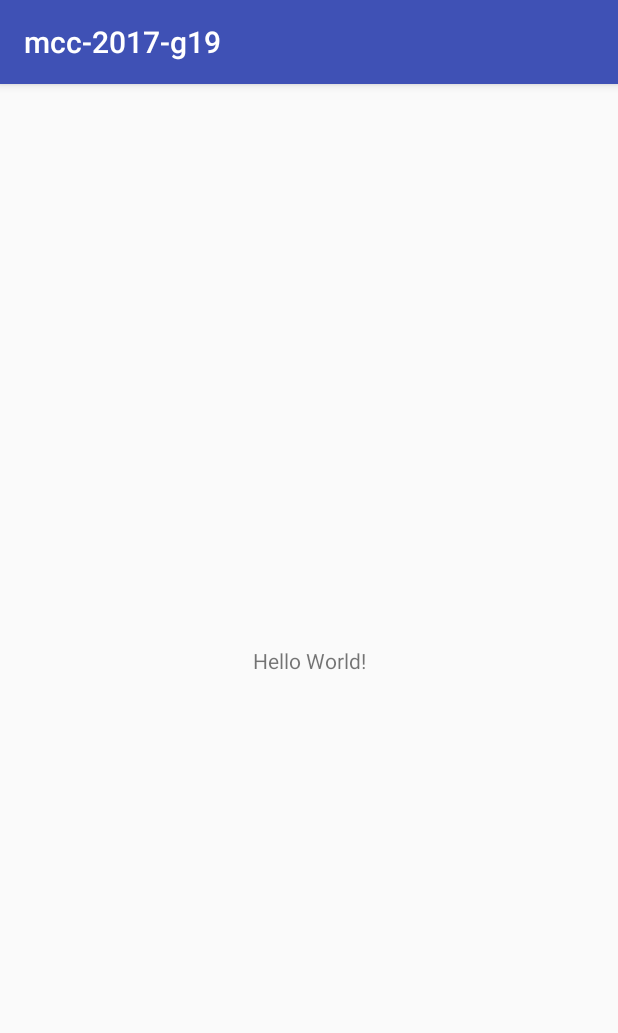
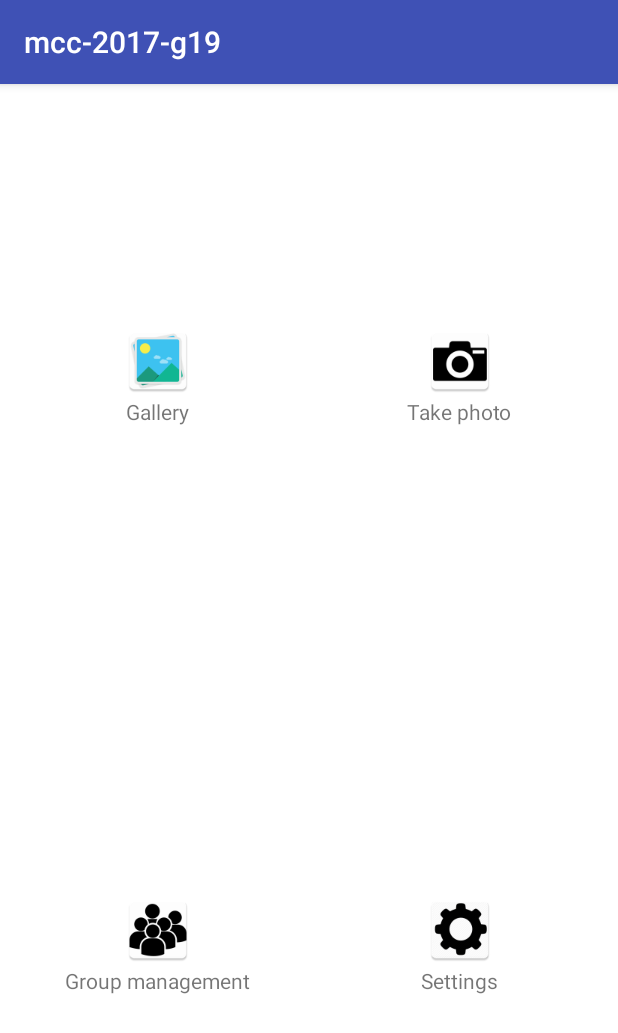
Before and after one commit to klemmari1/image-sharing-application, an Android app: the screen it shows after launch (MainActivity), on a phone screen of 412 x 824 dp. Shown: the top 1033 px of the screen. Run offline under Robolectric (Android 15) with nearby library versions, the phone set to English and light mode, and no system bars.

Commit message:
Mainactivity frontend done

```diff
--- /dev/null
+++ b/app/src/main/res/drawable/roundedblocks.xml
@@ -0,0 +1,8 @@
+<?xml version="1.0" encoding="utf-8"?>
+<shape
+    xmlns:android="http://schemas.android.com/apk/res/android"
+    android:shape="rectangle">
+    <corners
+        android:radius="25dp" />
+    <solid/>
+</shape>
--- a/app/src/main/res/layout/activity_main.xml
+++ b/app/src/main/res/layout/activity_main.xml
@@ -1,18 +1,115 @@
 <?xml version="1.0" encoding="utf-8"?>
-<android.support.constraint.ConstraintLayout xmlns:android="http://schemas.android.com/apk/res/android"
-    xmlns:app="http://schemas.android.com/apk/res-auto"
-    xmlns:tools="http://schemas.android.com/tools"
+<LinearLayout xmlns:android="http://schemas.android.com/apk/res/android"
     android:layout_width="match_parent"
     android:layout_height="match_parent"
-    tools:context="com.example.chris.mcc_2017_g19.MainActivity">
+    android:orientation="vertical"
+    android:background="#ffffff"
+    android:padding="10dp" >
 
-    <TextView
-        android:layout_width="wrap_content"
-        android:layout_height="wrap_content"
-        android:text="Hello World!"
-        app:layout_constraintBottom_toBottomOf="parent"
-        app:layout_constraintLeft_toLeftOf="parent"
-        app:layout_constraintRight_toRightOf="parent"
-        app:layout_constraintTop_toTopOf="parent" />
+    <LinearLayout
+        android:layout_width="match_parent"
+        android:layout_height="0dp"
+        android:layout_weight=".5"
+        android:orientation="horizontal">
 
-</android.support.constraint.ConstraintLayout>
+        <LinearLayout
+            android:background="@drawable/roundedblocks"
+            android:layout_width="0dp"
+            android:layout_height="match_parent"
+            android:layout_weight=".5"
+            android:orientation="vertical"
+            android:layout_marginRight="5dp"
+            android:layout_marginBottom="5dp"
+            android:gravity="center">
+
+            <ImageView
+                android:id="@+id/gallery"
+                android:layout_width="wrap_content"
+                android:layout_height="wrap_content"
+                android:src="@mipmap/gallery"
+                />
+            <TextView
+                android:layout_height="wrap_content"
+                android:layout_width="wrap_content"
+                android:text="Gallery" />
+
+        </LinearLayout>
+        <LinearLayout
+            android:background="@drawable/roundedblocks"
+            android:layout_width="0dp"
+            android:layout_height="match_parent"
+            android:layout_weight=".5"
+            android:orientation="vertical"
+            android:layout_marginLeft="5dp"
+            android:layout_marginBottom="5dp"
+            android:gravity="center">
+
+            <ImageView
+                android:id="@+id/photo"
+                android:layout_width="wrap_content"
+                android:layout_height="wrap_content"
+                android:src="@mipmap/photo"
+                />
+            <TextView
+                android:layout_height="wrap_content"
+                android:layout_width="wrap_content"
+                android:text="Take photo" />
+
+        </LinearLayout>
+
+    </LinearLayout>
+
+    <LinearLayout
+        android:layout_width="match_parent"
+        android:layout_height="0dp"
+        android:layout_weight=".5"
+        android:orientation="horizontal">
+
+        <LinearLayout
+            android:background="@drawable/roundedblocks"
+            android:layout_width="0dp"
+            android:layout_height="match_parent"
+            android:layout_weight=".5"
+            android:orientation="vertical"
+            android:layout_marginRight="5dp"
+            android:layout_marginTop="5dp"
+            android:gravity="center"
+            >
+
+            <ImageView
+                android:id="@+id/group"
+                android:layout_width="wrap_content"
+                android:layout_height="wrap_content"
+                android:src="@mipmap/group"
+                />
+            <TextView
+                android:layout_height="wrap_content"
+                android:layout_width="wrap_content"
+                android:text="Group management" />
+        </LinearLayout>
+
+        <LinearLayout
+            android:background="@drawable/roundedblocks"
+            android:layout_width="0dp"
+            android:layout_height="match_parent"
+            android:layout_weight=".5"
+            android:orientation="vertical"
+            android:layout_marginLeft="5dp"
+            android:layout_marginTop="5dp"
+            android:gravity="center">
+
+            <ImageView
+                android:id="@+id/setting"
+                android:layout_width="wrap_content"
+                android:layout_height="wrap_content"
+                android:src="@mipmap/settings"
+                />
+            <TextView
+                android:layout_height="wrap_content"
+                android:layout_width="wrap_content"
+                android:text="Settings" />
+        </LinearLayout>
+
+    </LinearLayout>
+
+</LinearLayout>
```
Also changed, not shown: app/src/main/res/mipmap-xhdpi/gallery.png (added), app/src/main/res/mipmap-xhdpi/group.png (added), app/src/main/res/mipmap-xhdpi/photo.png (added), app/src/main/res/mipmap-xhdpi/settings.png (added), app/src/main/res/mipmap-xxhdpi/gallery.png (added), app/src/main/res/mipmap-xxhdpi/group.png (added), app/src/main/res/mipmap-xxhdpi/photo.png (added), app/src/main/res/mipmap-xxhdpi/settings.png (added), app/src/main/res/mipmap-xxxhdpi/gallery.png (added), app/src/main/res/mipmap-xxxhdpi/group.png (added), app/src/main/res/mipmap-xxxhdpi/photo.png (added), app/src/main/res/mipmap-xxxhdpi/settings.png (added).
